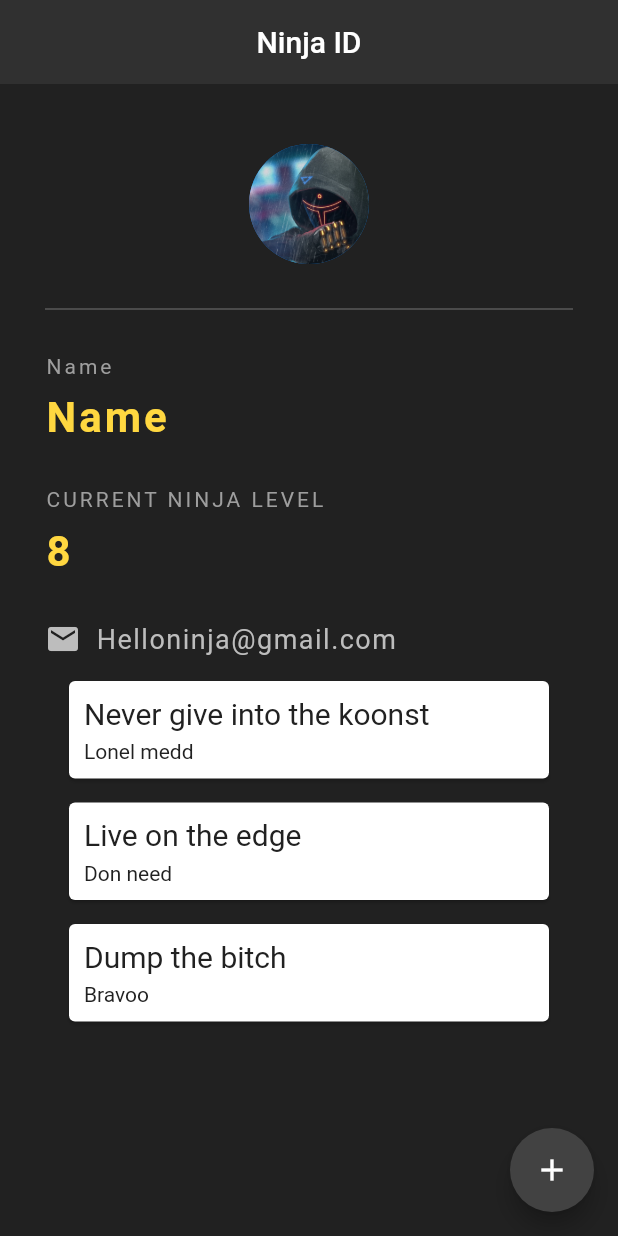
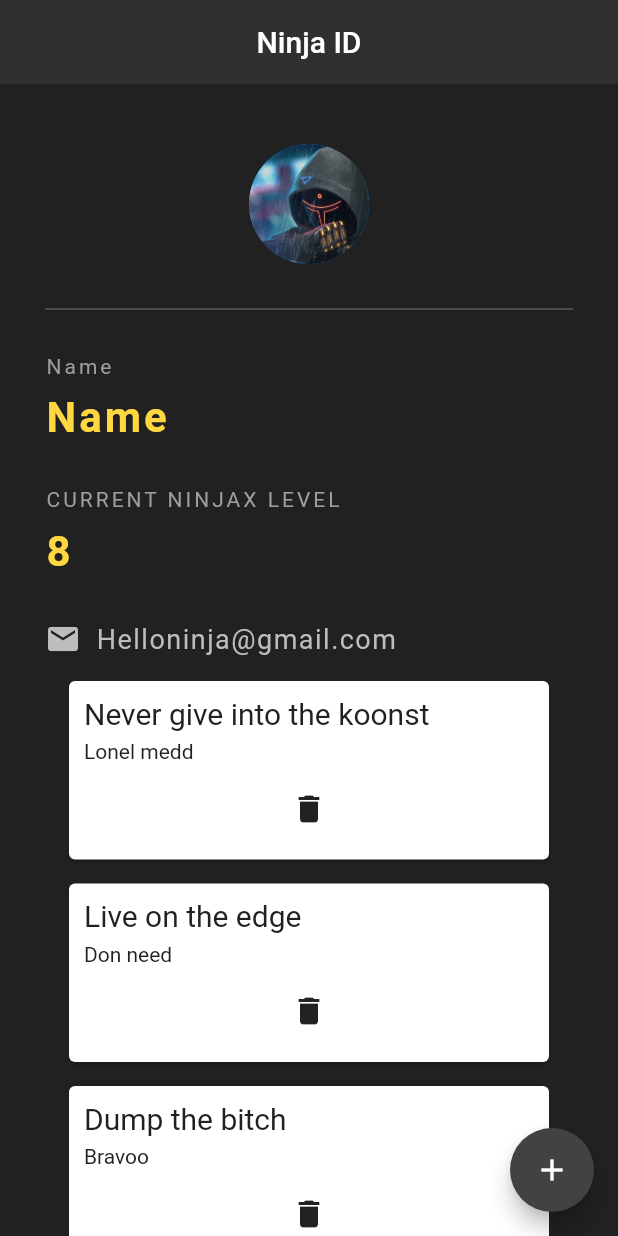
Before and after one commit to davdwhyte87/sampleproject, a Flutter app: the screen it shows after launch, on a phone screen of 412 x 824 dp. Run offline on Flutter 3.47's test engine with Material 2 defaults, Android fonts, the phone set to English and light mode, and no system bars.

Commit message:
functions as arguments

```diff
--- a/lib/main.dart
+++ b/lib/main.dart
@@ -72,7 +72,7 @@ class _NinjaCardState extends State<NinjaCard> {
               height: 30,
             ),
             const Text(
-              "CURRENT NINJA LEVEL",
+              "CURRENT NINJAX LEVEL",
               style: TextStyle(
                 color: Colors.grey,
                 letterSpacing: 2,
@@ -117,7 +117,14 @@ class _NinjaCardState extends State<NinjaCard> {
             Column(
               children:
                 quotes.map((quote){
-                return QuoteCard(quote: quote,);
+                return QuoteCard(
+                  quote: quote,
+                  delete: (){
+                    setState(() {
+                      quotes.remove(quote);
+                    });
+                  }
+                );
                 }).toList()
 
             )
--- a/lib/quote_card.dart
+++ b/lib/quote_card.dart
@@ -1,10 +1,12 @@
+
+
 import 'package:flutter/material.dart';
 import 'quote.dart';
 
 class QuoteCard extends StatelessWidget {
   final Quote quote;
-
-  QuoteCard({required this.quote});
+  final dynamic delete;
+  QuoteCard({required this.quote, required this.delete});
 
   @override
   Widget build(BuildContext context) {
@@ -23,13 +25,19 @@ class QuoteCard extends StatelessWidget {
                     color: Colors.grey[900]
                 )
             ),
-            SizedBox(height: 6 ,),
+            const SizedBox(height: 6 ,),
             Text(
                 quote.author,
                 style: TextStyle(
                     fontSize: 14,
                     color: Colors.grey[900]
                 )
+            ),
+            const SizedBox(height: 6 ,),
+            IconButton(
+                onPressed: delete,
+                icon: const Icon(Icons.delete),
+
             )
 
           ],
```
